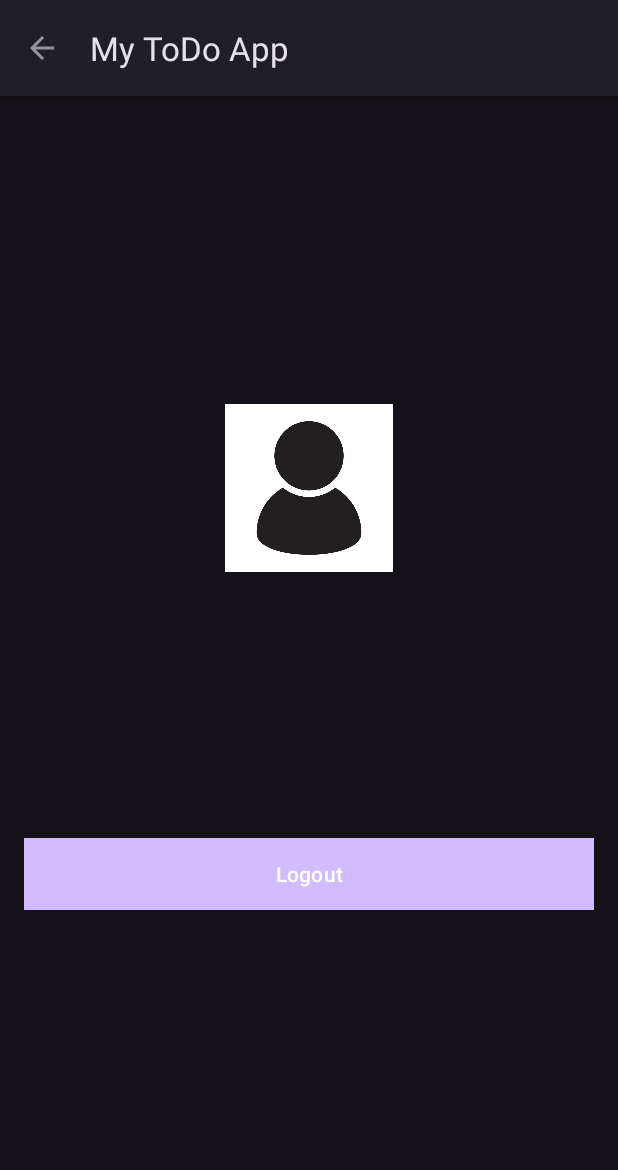
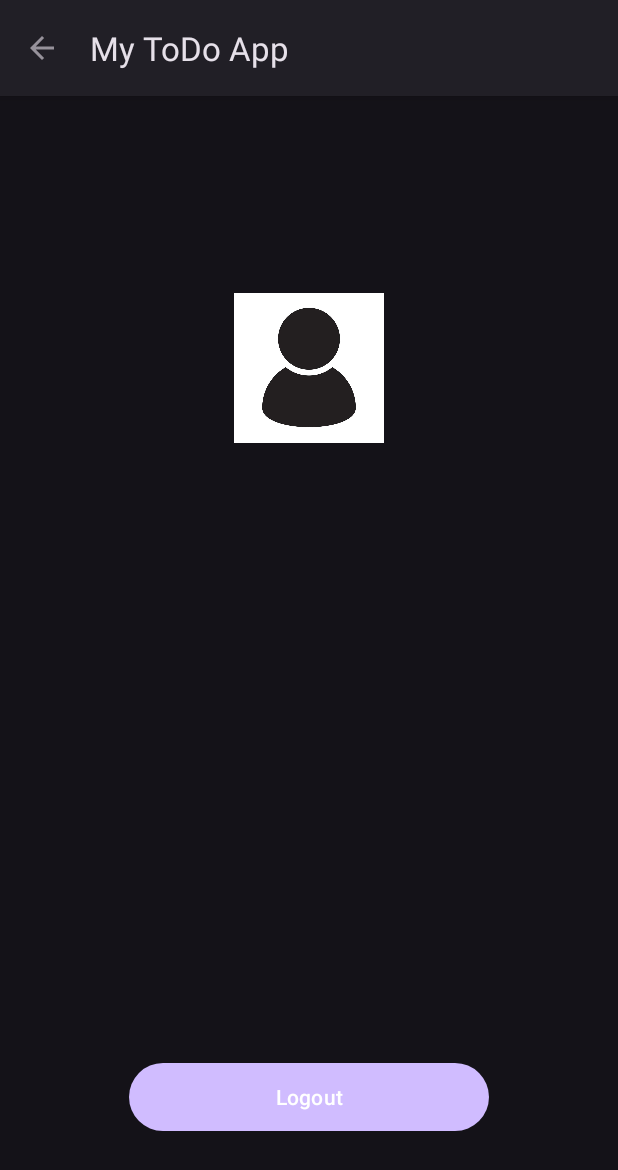
Before and after one commit to CarlesHernandez7/MyToDoApp, an Android app: the screen it shows after launch once a user with an empty profile is signed in (ProfileActivity), after a tap on "PROFILE", on a phone screen of 412 x 824 dp. Shown: the top 1170 px of the screen. Run offline under Robolectric (Android 15) with nearby library versions, the phone set to English and light mode, and no system bars; our stand-ins replace Firebase (no records; nobody signed in at launch, a user with empty details on screens opened directly), Room's generated code; pictures from the network do not load.

```diff
--- a/app/src/main/java/com/tecnocampus/apps2324p4carleshernandez/ProfileActivity.java
+++ b/app/src/main/java/com/tecnocampus/apps2324p4carleshernandez/ProfileActivity.java
@@ -5,10 +5,12 @@ import android.content.Intent;
 import android.content.SharedPreferences;
 import android.os.Bundle;
 import android.widget.Button;
+import android.widget.ImageView;
 import android.widget.TextView;
 
 import androidx.appcompat.app.AppCompatActivity;
 
+import com.bumptech.glide.Glide;
 import com.google.firebase.auth.FirebaseAuth;
 import com.google.firebase.auth.FirebaseUser;
 import com.tecnocampus.apps2324p4carleshernandez.auth.Login;
@@ -16,6 +18,7 @@ import com.tecnocampus.apps2324p4carleshernandez.auth.Login;
 public class ProfileActivity extends AppCompatActivity {
 
     private Button buttonLogout;
+    private ImageView profile_image;
     private TextView tvUsername;
     private TextView tvEmail;
     private FirebaseUser user;
@@ -28,6 +31,14 @@ public class ProfileActivity extends AppCompatActivity {
         getSupportActionBar().setDisplayHomeAsUpEnabled(true);
         getSupportActionBar().setTitle(getString(R.string.app_title));
         initializeAllAttributes();
+
+        String imageUrl = "https://i.pinimg.com/736x/70/85/54/7085548f3d0372a08aea0291ddcee895.jpg";
+
+        Glide.with(this)
+                .load(imageUrl)
+                .circleCrop()
+                .error(R.drawable.profile_icon_design_free_vector)
+                .into(profile_image);
 
         buttonLogout.setOnClickListener(v -> {
             new AlertDialog.Builder(ProfileActivity.this)
@@ -46,6 +57,7 @@ public class ProfileActivity extends AppCompatActivity {
     }
 
     private void initializeAllAttributes() {
+        this.profile_image = findViewById(R.id.profile_image);
         this.tvUsername = findViewById(R.id.tv_username);
         this.tvEmail = findViewById(R.id.tv_email);
         this.buttonLogout = findViewById(R.id.btn_logout);
--- a/app/src/main/java/com/tecnocampus/apps2324p4carleshernandez/database/TaskDao.java
+++ b/app/src/main/java/com/tecnocampus/apps2324p4carleshernandez/database/TaskDao.java
@@ -16,8 +16,8 @@ public interface TaskDao {
     @Insert
     void insert(Task task);
 
-    @Delete
-    void delete(Task task);
+    @Query("DELETE FROM tasks WHERE id = :id")
+    void delete(long id);
 
     @Query("SELECT *  FROM tasks WHERE user_mail = :mail ORDER BY priority ASC")
     LiveData<List<Task>> getAllTasksByGmail(String mail);
--- a/app/src/main/java/com/tecnocampus/apps2324p4carleshernandez/database/TaskRepository.java
+++ b/app/src/main/java/com/tecnocampus/apps2324p4carleshernandez/database/TaskRepository.java
@@ -33,7 +33,7 @@ public class TaskRepository {
         return taskDao.getTaskById(id);
     }
 
-    public void delete(Task task){
-        RoomDatabase.databaseWriteExecutor.execute(() -> taskDao.delete(task));
+    public void delete(long id){
+        RoomDatabase.databaseWriteExecutor.execute(() -> taskDao.delete(id));
     }
 }
--- a/app/src/main/java/com/tecnocampus/apps2324p4carleshernandez/database/TaskViewModel.java
+++ b/app/src/main/java/com/tecnocampus/apps2324p4carleshernandez/database/TaskViewModel.java
@@ -38,7 +38,7 @@ public class TaskViewModel extends AndroidViewModel {
         return taskRepository.getTaskById(id);
     }
 
-    public void delete(Task task){
-        taskRepository.delete(task);
+    public void delete(long id){
+        taskRepository.delete(id);
     }
 }
--- a/app/src/main/res/layout/activity_profile.xml
+++ b/app/src/main/res/layout/activity_profile.xml
@@ -11,11 +11,11 @@
         android:id="@+id/profile_image"
         android:layout_width="120dp"
         android:layout_height="120dp"
+        android:layout_marginTop="80dp"
         android:layout_marginBottom="16dp"
-        android:src="@drawable/profile_icon_design_free_vector"
         android:contentDescription="@string/profile_image_desc"
-        android:scaleType="centerCrop"
-        android:padding="4dp"
+        android:padding="10dp"
+        android:layout_weight="1"
         app:layout_constraintTop_toTopOf="parent"
         app:layout_constraintBottom_toTopOf="@id/tv_username"
         app:layout_constraintStart_toStartOf="parent"
@@ -29,6 +29,7 @@
         android:text="@string/username_placeholder"
         android:textSize="20sp"
         android:textStyle="bold"
+        android:layout_weight="1"
         android:layout_marginBottom="8dp"
         android:textColor="@color/colorPrimary"
         app:layout_constraintTop_toBottomOf="@id/profile_image"
@@ -43,6 +44,7 @@
         android:layout_height="wrap_content"
         android:text="@string/email_placeholder"
         android:textSize="16sp"
+        android:layout_weight="1"
         android:layout_marginBottom="100dp"
         android:textColor="@color/purple_200"
         app:layout_constraintTop_toBottomOf="@id/tv_username"
@@ -51,13 +53,21 @@
         app:layout_constraintBottom_toTopOf="@id/btn_logout"
         app:layout_constraintVertical_chainStyle="packed"/>
 
+    <Space
+        android:layout_width="match_parent"
+        android:layout_height="wrap_content"
+        android:layout_weight="2"/>
+
     <Button
         android:id="@+id/btn_logout"
         android:layout_width="match_parent"
         android:layout_height="wrap_content"
         android:text="@string/logout"
-        android:background="@color/colorAccent"
-        android:layout_marginBottom="16dp"
+        android:layout_weight="0.1"
+        android:layout_marginStart="70dp"
+        android:layout_marginEnd="70dp"
+        android:layout_marginBottom="50dp"
         android:textColor="@color/colorTextPrimary" />
 
+
 </LinearLayout>
```
Also changed, not shown: app/build.gradle.kts (+7 -0 lines), app/src/main/java/com/tecnocampus/apps2324p4carleshernandez/DetailActivity.java (+1 -19 lines), app/src/main/java/com/tecnocampus/apps2324p4carleshernandez/MainActivity.java (+1 -30 lines).
